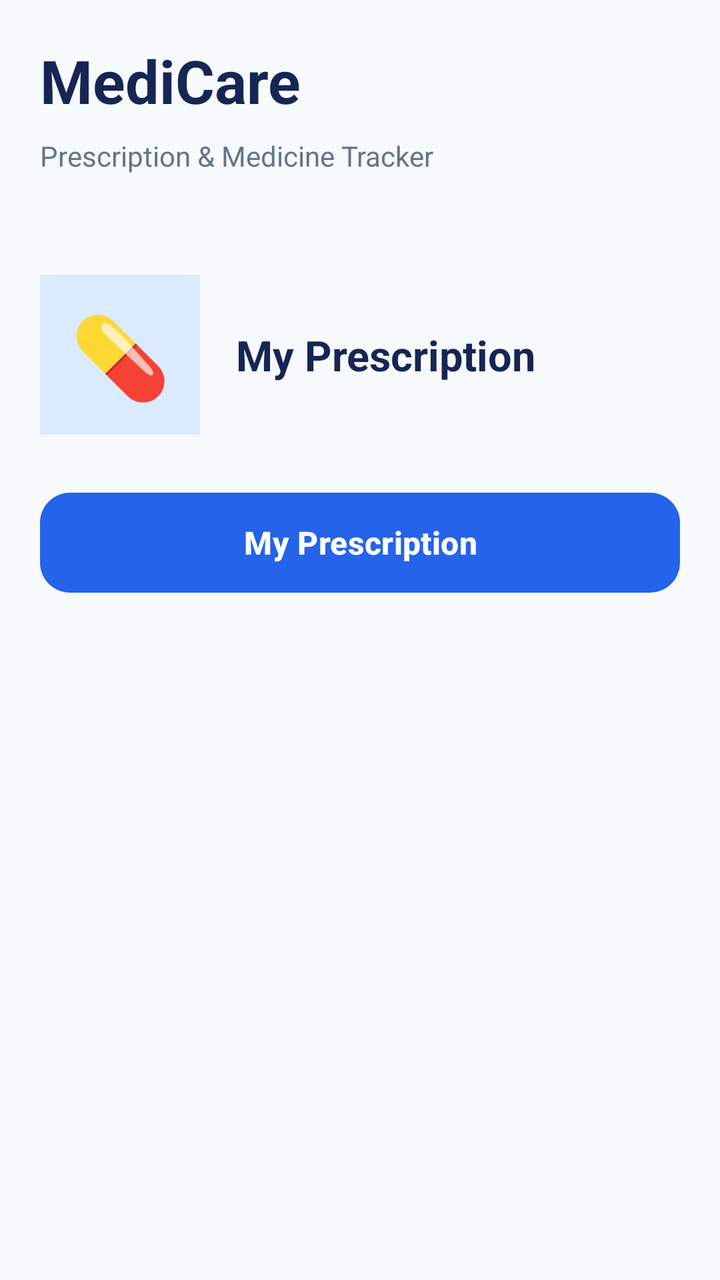
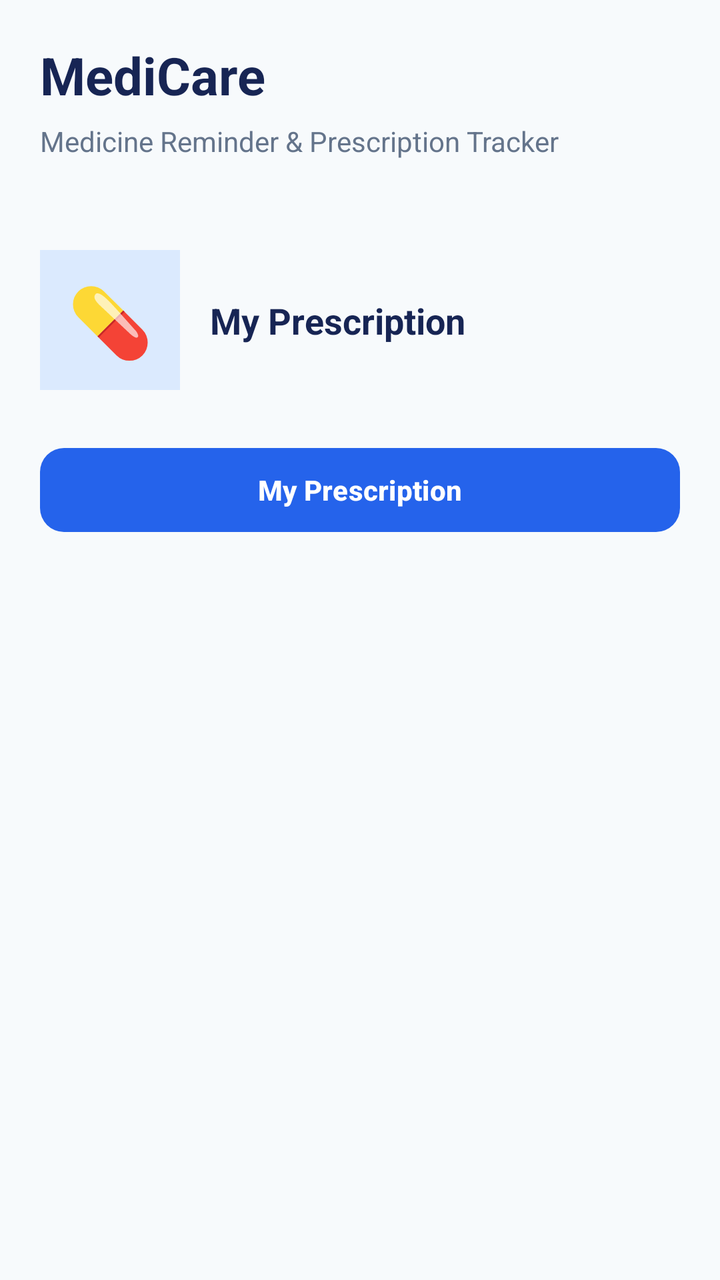

Two renders of the same Android screen: before a commit and after it. Below are the layout's source before the change and the commit's diff.
<!-- AndroidManifest.xml: application theme Theme._24012011119_MAD_Medicare -->
<!-- res/layout/activity_main.xml -->
<?xml version="1.0" encoding="utf-8"?>
<androidx.constraintlayout.widget.ConstraintLayout
    xmlns:android="http://schemas.android.com/apk/res/android"
    xmlns:app="http://schemas.android.com/apk/res-auto"
    android:layout_width="match_parent"
    android:layout_height="match_parent"
    android:background="#F7FAFC"
    android:padding="20dp">

    <TextView
        android:id="@+id/txtAppName"
        android:layout_width="wrap_content"
        android:layout_height="wrap_content"
        android:text="MediCare"
        android:textColor="#172554"
        android:textSize="30sp"
        android:textStyle="bold"
        app:layout_constraintStart_toStartOf="parent"
        app:layout_constraintTop_toTopOf="parent" />

    <TextView
        android:id="@+id/txtWelcome"
        android:layout_width="0dp"
        android:layout_height="wrap_content"
        android:layout_marginTop="8dp"
        android:text="Prescription &amp; Medicine Tracker"
        android:textColor="#64748B"
        android:textSize="14sp"
        app:layout_constraintEnd_toEndOf="parent"
        app:layout_constraintStart_toStartOf="parent"
        app:layout_constraintTop_toBottomOf="@id/txtAppName" />

    <TextView
        android:id="@+id/txtPrescriptionIcon"
        android:layout_width="80dp"
        android:layout_height="80dp"
        android:layout_marginTop="50dp"
        android:background="#DBEAFE"
        android:gravity="center"
        android:text="💊"
        android:textSize="40sp"
        app:layout_constraintStart_toStartOf="parent"
        app:layout_constraintTop_toBottomOf="@id/txtWelcome" />

    <TextView
        android:id="@+id/txtPrescriptionTitle"
        android:layout_width="0dp"
        android:layout_height="wrap_content"
        android:layout_marginStart="18dp"
        android:text="My Prescription"
        android:textColor="#172554"
        android:textSize="21sp"
        android:textStyle="bold"
        app:layout_constraintBottom_toBottomOf="@id/txtPrescriptionIcon"
        app:layout_constraintEnd_toEndOf="parent"
        app:layout_constraintStart_toEndOf="@id/txtPrescriptionIcon"
        app:layout_constraintTop_toTopOf="@id/txtPrescriptionIcon" />

    <com.google.android.material.button.MaterialButton
        android:id="@+id/btnPrescription"
        android:layout_width="0dp"
        android:layout_height="58dp"
        android:layout_marginTop="25dp"
        android:text="My Prescription"
        android:textColor="#FFFFFF"
        android:textSize="16sp"
        android:textStyle="bold"
        app:backgroundTint="#2563EB"
        app:cornerRadius="15dp"
        app:layout_constraintEnd_toEndOf="parent"
        app:layout_constraintStart_toStartOf="parent"
        app:layout_constraintTop_toBottomOf="@id/txtPrescriptionIcon" />

</androidx.constraintlayout.widget.ConstraintLayout>
<!-- resources referenced by this layout -->
<resources>
  <style name="Theme._24012011119_MAD_Medicare" parent="Base.Theme._24012011119_MAD_Medicare" />
  <style name="Base.Theme._24012011119_MAD_Medicare" parent="Theme.Material3.DayNight.NoActionBar">
          
          
      </style>
</resources>

<!-- the commit's change to res/layout/activity_main.xml (unified diff, before → after) -->
@@ -7,68 +7,74 @@
     android:background="#F7FAFC"
     android:padding="20dp">
 
+    
     <TextView
-        android:id="@+id/txtAppName"
-        android:layout_width="wrap_content"
+        android:id="@+id/txtTitle"
+        android:layout_width="0dp"
         android:layout_height="wrap_content"
         android:text="MediCare"
         android:textColor="#172554"
-        android:textSize="30sp"
+        android:textSize="26sp"
         android:textStyle="bold"
+        app:layout_constraintEnd_toEndOf="parent"
         app:layout_constraintStart_toStartOf="parent"
         app:layout_constraintTop_toTopOf="parent" />
 
+    
     <TextView
-        android:id="@+id/txtWelcome"
+        android:id="@+id/txtSubtitle"
         android:layout_width="0dp"
         android:layout_height="wrap_content"
-        android:layout_marginTop="8dp"
-        android:text="Prescription &amp; Medicine Tracker"
+        android:layout_marginTop="6dp"
+        android:text="Medicine Reminder &amp; Prescription Tracker"
         android:textColor="#64748B"
         android:textSize="14sp"
         app:layout_constraintEnd_toEndOf="parent"
         app:layout_constraintStart_toStartOf="parent"
-        app:layout_constraintTop_toBottomOf="@id/txtAppName" />
+        app:layout_constraintTop_toBottomOf="@id/txtTitle" />
 
+    
     <TextView
-        android:id="@+id/txtPrescriptionIcon"
-        android:layout_width="80dp"
-        android:layout_height="80dp"
-        android:layout_marginTop="50dp"
+        android:id="@+id/txtMedicineIcon"
+        android:layout_width="70dp"
+        android:layout_height="70dp"
+        android:layout_marginTop="45dp"
         android:background="#DBEAFE"
         android:gravity="center"
         android:text="💊"
-        android:textSize="40sp"
+        android:textSize="34sp"
         app:layout_constraintStart_toStartOf="parent"
-        app:layout_constraintTop_toBottomOf="@id/txtWelcome" />
+        app:layout_constraintTop_toBottomOf="@id/txtSubtitle" />
 
+    
     <TextView
         android:id="@+id/txtPrescriptionTitle"
         android:layout_width="0dp"
         android:layout_height="wrap_content"
-        android:layout_marginStart="18dp"
+        android:layout_marginStart="15dp"
         android:text="My Prescription"
         android:textColor="#172554"
-        android:textSize="21sp"
+        android:textSize="18sp"
         android:textStyle="bold"
-        app:layout_constraintBottom_toBottomOf="@id/txtPrescriptionIcon"
+        app:layout_constraintBottom_toBottomOf="@id/txtMedicineIcon"
         app:layout_constraintEnd_toEndOf="parent"
-        app:layout_constraintStart_toEndOf="@id/txtPrescriptionIcon"
-        app:layout_constraintTop_toTopOf="@id/txtPrescriptionIcon" />
+        app:layout_constraintStart_toEndOf="@id/txtMedicineIcon"
+        app:layout_constraintTop_toTopOf="@id/txtMedicineIcon" />
 
+    
     <com.google.android.material.button.MaterialButton
         android:id="@+id/btnPrescription"
         android:layout_width="0dp"
-        android:layout_height="58dp"
+        android:layout_height="50dp"
         android:layout_marginTop="25dp"
         android:text="My Prescription"
         android:textColor="#FFFFFF"
-        android:textSize="16sp"
+        android:textSize="14sp"
         android:textStyle="bold"
         app:backgroundTint="#2563EB"
-        app:cornerRadius="15dp"
+        app:cornerRadius="12dp"
         app:layout_constraintEnd_toEndOf="parent"
         app:layout_constraintStart_toStartOf="parent"
-        app:layout_constraintTop_toBottomOf="@id/txtPrescriptionIcon" />
+        app:layout_constraintTop_toBottomOf="@id/txtMedicineIcon" />
 
 </androidx.constraintlayout.widget.ConstraintLayout>
